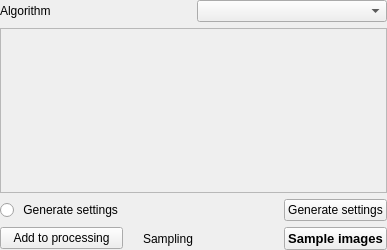
The window that iVS3D/src/iVS3D-core/view/samplingwidget.ui (iVS3D/iVS3D) describes before a commit, drawn with Qt 5.
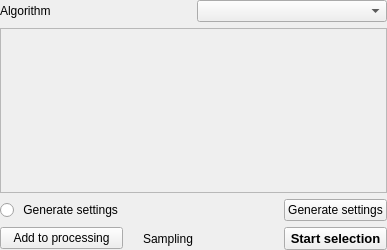
The same window after the commit.

The edit to the form file:
```diff
--- a/iVS3D/src/iVS3D-core/view/samplingwidget.ui
+++ b/iVS3D/src/iVS3D-core/view/samplingwidget.ui
@@ -140,7 +140,7 @@
         <string>Start the selected sampling algorithm</string>
        </property>
        <property name="text">
-        <string>Sample images</string>
+        <string>Start selection</string>
        </property>
       </widget>
      </item>
```
Left out of the diff: 2 changed lines with no effect on the pictures.
